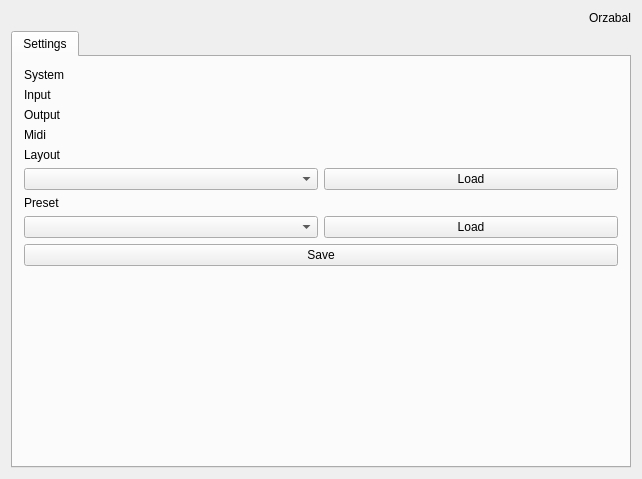
Qt form src/qt/MainWindow.ui (chuckfairy/Orzabal) before a commit.
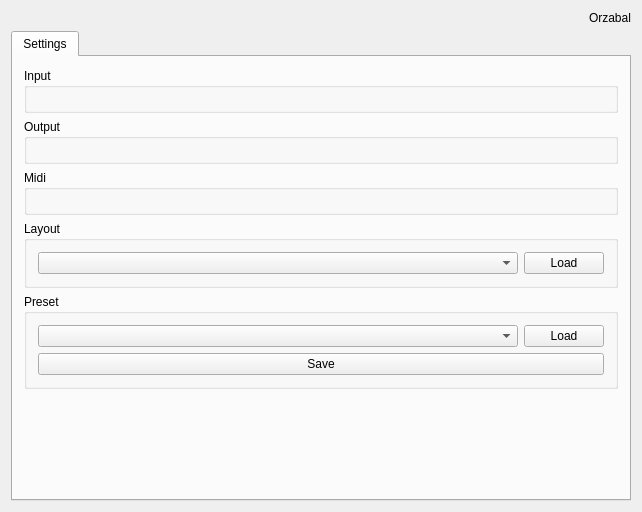
The same form after that commit.

The edit to the form file:
```diff
--- a/src/qt/MainWindow.ui
+++ b/src/qt/MainWindow.ui
@@ -7,7 +7,7 @@
     <x>0</x>
     <y>0</y>
     <width>642</width>
-    <height>479</height>
+    <height>512</height>
    </rect>
   </property>
   <property name="windowTitle">
@@ -49,61 +49,69 @@
        <attribute name="title">
         <string>Settings</string>
        </attribute>
-       <layout class="QVBoxLayout" name="verticalLayout_2">
+       <layout class="QVBoxLayout" name="verticalLayout_7">
         <item>
-         <widget class="QLabel" name="label_3">
-          <property name="text">
-           <string>System</string>
-          </property>
-         </widget>
-        </item>
-        <item>
-         <layout class="QHBoxLayout" name="input_layout">
-          <item>
-           <widget class="QLabel" name="label_8">
-            <property name="text">
+         <widget class="QGroupBox" name="groupBox_5">
+          <property name="title">
              <string>Input</string>
             </property>
-           </widget>
-          </item>
-         </layout>
+          <layout class="QVBoxLayout" name="verticalLayout_6">
+           <item>
+            <layout class="QHBoxLayout" name="input_layout"/>
+           </item>
+          </layout>
+         </widget>
         </item>
         <item>
-         <layout class="QHBoxLayout" name="horizontalLayout_5">
-          <item>
-           <widget class="QLabel" name="label_5">
-            <property name="text">
+         <widget class="QGroupBox" name="groupBox_4">
+          <property name="title">
              <string>Output</string>
             </property>
-           </widget>
-          </item>
-         </layout>
+          <layout class="QVBoxLayout" name="verticalLayout_5">
+           <item>
+            <layout class="QHBoxLayout" name="horizontalLayout_5"/>
+           </item>
+          </layout>
+         </widget>
         </item>
         <item>
-         <layout class="QHBoxLayout" name="horizontalLayout_6">
-          <item>
-           <widget class="QLabel" name="label_7">
-            <property name="text">
+         <widget class="QGroupBox" name="groupBox_3">
+          <property name="title">
              <string>Midi</string>
             </property>
-           </widget>
-          </item>
-         </layout>
+          <layout class="QVBoxLayout" name="verticalLayout_4">
+           <item>
+            <layout class="QHBoxLayout" name="horizontalLayout_6"/>
+           </item>
+          </layout>
+         </widget>
         </item>
         <item>
-         <widget class="QLabel" name="label_2">
-          <property name="text">
+         <widget class="QGroupBox" name="groupBox_2">
+          <property name="title">
            <string>Layout</string>
           </property>
-         </widget>
-        </item>
+          <layout class="QVBoxLayout" name="verticalLayout_3">
         <item>
          <layout class="QHBoxLayout" name="horizontalLayout_3">
           <item>
-           <widget class="QComboBox" name="load_layout_dropdown_2"/>
+              <widget class="QComboBox" name="load_layout_dropdown_2">
+               <property name="sizePolicy">
+                <sizepolicy hsizetype="Expanding" vsizetype="Fixed">
+                 <horstretch>0</horstretch>
+                 <verstretch>0</verstretch>
+                </sizepolicy>
+               </property>
+              </widget>
           </item>
           <item>
            <widget class="QPushButton" name="load_layout_btn_2">
+               <property name="sizePolicy">
+                <sizepolicy hsizetype="Preferred" vsizetype="Fixed">
+                 <horstretch>0</horstretch>
+                 <verstretch>0</verstretch>
+                </sizepolicy>
+               </property>
             <property name="text">
              <string>Load</string>
             </property>
@@ -111,17 +119,26 @@
           </item>
          </layout>
         </item>
+          </layout>
+         </widget>
+        </item>
         <item>
-         <widget class="QLabel" name="label_4">
-          <property name="text">
+         <widget class="QGroupBox" name="groupBox">
+          <property name="title">
            <string>Preset</string>
           </property>
-         </widget>
-        </item>
+          <layout class="QVBoxLayout" name="verticalLayout_2">
         <item>
          <layout class="QHBoxLayout" name="horizontalLayout_2">
           <item>
-           <widget class="QComboBox" name="load_layout_dropdown"/>
+              <widget class="QComboBox" name="load_layout_dropdown">
+               <property name="sizePolicy">
+                <sizepolicy hsizetype="Expanding" vsizetype="Fixed">
+                 <horstretch>0</horstretch>
+                 <verstretch>0</verstretch>
+                </sizepolicy>
+               </property>
+              </widget>
           </item>
           <item>
            <widget class="QPushButton" name="load_layout_btn">
@@ -143,6 +160,9 @@
           </item>
          </layout>
         </item>
+          </layout>
+         </widget>
+        </item>
         <item>
          <spacer name="verticalSpacer">
           <property name="orientation">
```
Left out of the diff: 8 changed lines with no effect on the pictures. Lines whose indentation alone changed are shown as unchanged.
